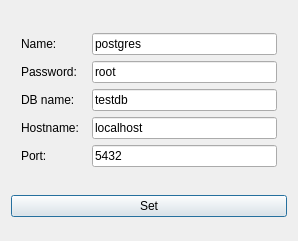
hojdars/BugTracker, file BugTracker/tracker/BugTracker/dbsetdialog.ui: the form before one commit.
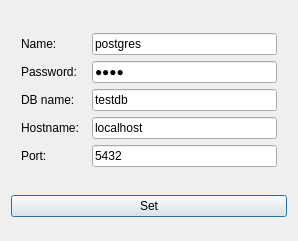
The form after the commit.

Commit message: fixed database connections

The edit to the form file:
```diff
--- a/BugTracker/tracker/BugTracker/dbsetdialog.ui
+++ b/BugTracker/tracker/BugTracker/dbsetdialog.ui
@@ -112,6 +112,9 @@
          <property name="text">
           <string>root</string>
          </property>
+         <property name="echoMode">
+          <enum>QLineEdit::Password</enum>
+         </property>
         </widget>
        </item>
        <item>
```
Left out of the diff: 3 changed lines with no effect on the pictures. The commit also changes 2 other files.
